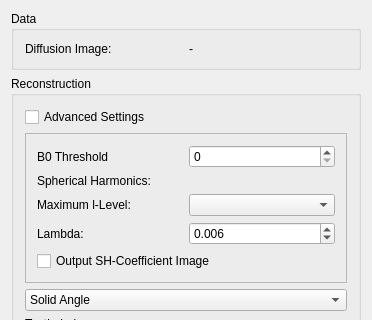
Above: Plugins/org.mitk.gui.qt.diffusionimaging/src/internal/QmitkQBallReconstructionViewControls.ui from MITK/MITK before the change; both pictures show x 0 to 372 and y 0 to 320 of the 372 by 844 pixel window. Below: the same form after it.
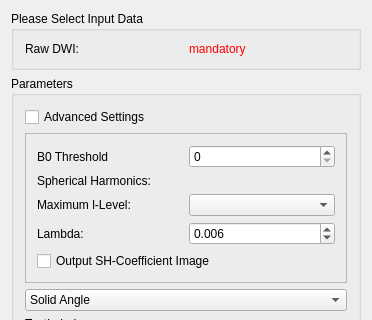
That is the form after the change.

Diff of the .ui file:
```diff
--- a/Plugins/org.mitk.gui.qt.diffusionimaging/src/internal/QmitkQBallReconstructionViewControls.ui
+++ b/Plugins/org.mitk.gui.qt.diffusionimaging/src/internal/QmitkQBallReconstructionViewControls.ui
@@ -26,20 +26,20 @@
    <item>
     <widget class="QGroupBox" name="groupBox">
      <property name="title">
-      <string>Data</string>
+      <string>Please Select Input Data</string>
      </property>
      <layout class="QGridLayout" name="gridLayout">
       <item row="0" column="0">
        <widget class="QLabel" name="label">
         <property name="text">
-         <string>Diffusion Image:</string>
+         <string>Raw DWI:</string>
         </property>
        </widget>
       </item>
       <item row="0" column="1">
        <widget class="QLabel" name="m_DiffusionImageLabel">
         <property name="text">
-         <string>-</string>
+         <string>&lt;font color='red'&gt;mandatory&lt;/font&gt;</string>
         </property>
        </widget>
       </item>
@@ -49,7 +49,7 @@
    <item>
     <widget class="QGroupBox" name="groupBox_3">
      <property name="title">
-      <string>Reconstruction</string>
+      <string>Parameters</string>
      </property>
      <layout class="QVBoxLayout" name="verticalLayout">
       <item>
```
Left out of the diff: 8 changed lines with no effect on the pictures.
